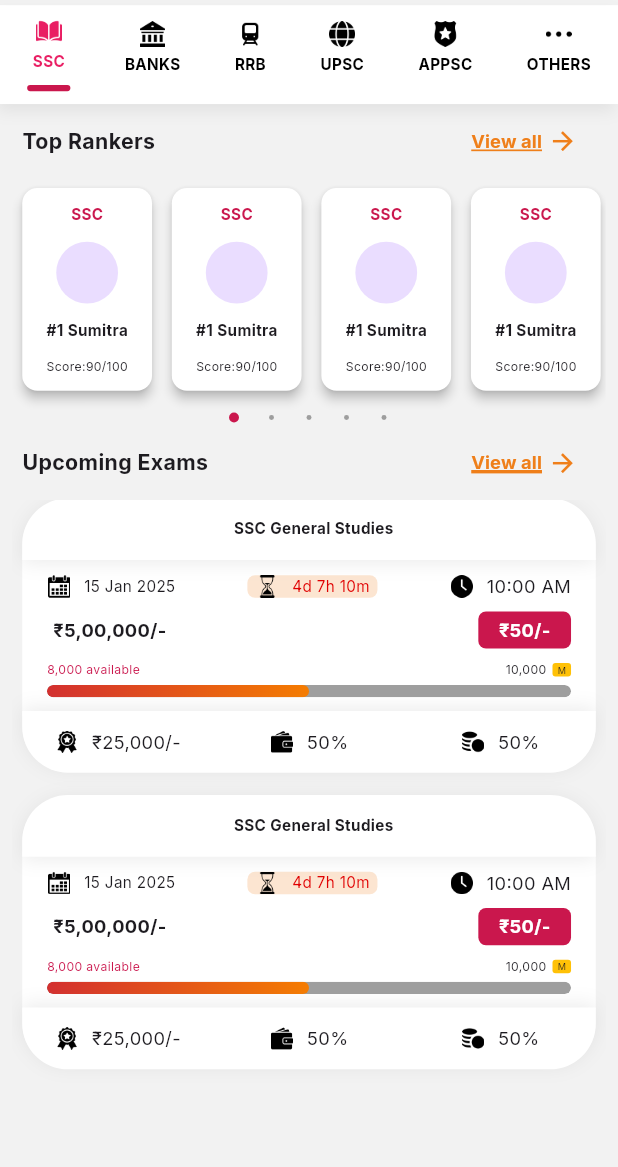
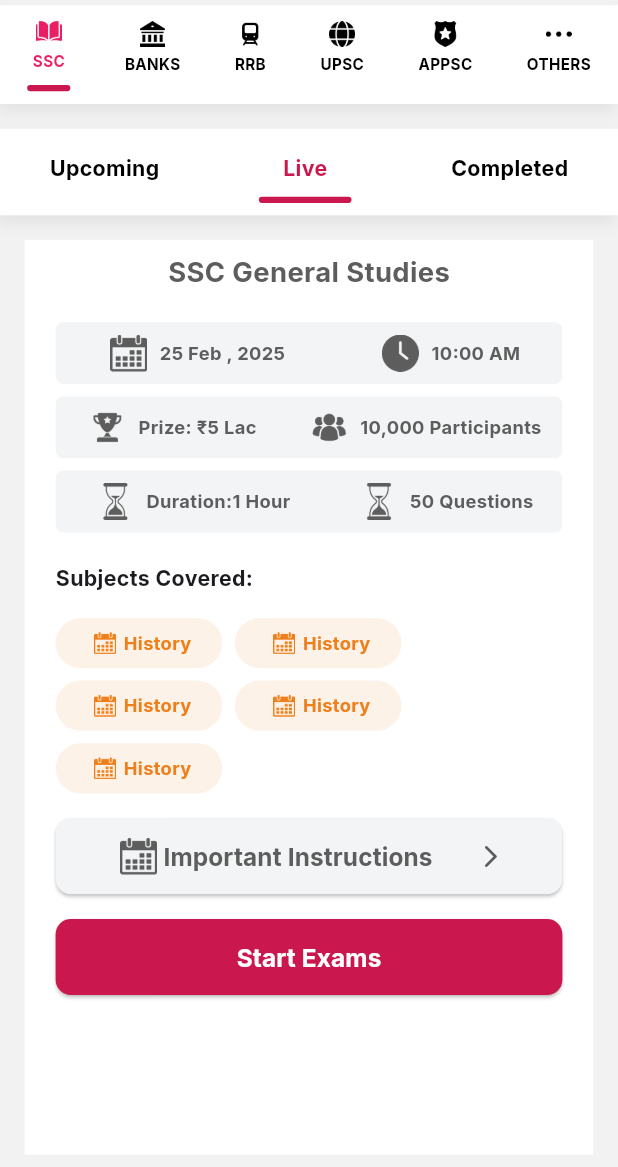
Before and after one commit to arun-kumar-bidila/demo-rankify, a Flutter app: the screen it shows after launch, on a phone screen of 412 x 824 dp, the part 69-1236 px from its top. Run offline on Flutter 3.47's test engine with Material 3 defaults, Android fonts, the phone set to English and light mode, and no system bars; drawn by our look-alikes of badges; our stand-ins replace another_carousel_pro, firebase_auth, firebase_core, flutter_keyboard_visibility, flutter_screenutil, google_fonts and 1 more; accounts and stored records are empty.

Commit message:
feat(myexams):completed upcoming and live pages

```diff
--- a/lib/common/widgets/custom_button.dart
+++ b/lib/common/widgets/custom_button.dart
@@ -33,7 +33,7 @@ class CustomButton extends StatelessWidget {
       ),
       child: Text(
         text,
-        style: TextStyle(fontSize: 16.sp, color: textColor),
+        style: TextStyle(fontSize: 16.sp, color: textColor,fontWeight: FontWeight.bold),
       ),
     );
   }
--- a/lib/constants/colors.dart
+++ b/lib/constants/colors.dart
@@ -1,14 +1,11 @@
 import 'package:flutter/material.dart';
 
-
 class GlobalColors {
-
-
-
   static const backgroundColor = Color(0xFFF2F2F2);
-  static const buttonColor =Color(0xFFCA174D);
-  static const inactivebuttonColor=Colors.white;
-  static const textBlack=Colors.black;
-  static const textWhite=Colors.white;
-  static const viewall=Color(0xFFEF7F1A);
+  static const buttonColor = Color(0xFFCA174D);
+  static const inactivebuttonColor = Colors.white;
+  static const textBlack = Colors.black;
+  static const textWhite = Colors.white;
+  static const viewall = Color(0xFFEF7F1A);
+  static const liveExamText = Color(0xFF5D5D5D);
 }
--- /dev/null
+++ b/lib/features/bottombar/tabs/myexams/screens/myexamspage.dart
@@ -0,0 +1,103 @@
+import 'package:flutter/material.dart';
+import 'package:flutter_screenutil/flutter_screenutil.dart';
+import 'package:rankify/constants/colors.dart';
+import 'package:rankify/features/bottombar/tabs/myexams/widgets/liveexamcard.dart';
+import 'package:rankify/features/dashboard/screens/examtabs/widgets/buildexamcard.dart';
+import 'package:rankify/utils/screen_size.dart';
+
+class Myexamspage extends StatefulWidget {
+  const Myexamspage({super.key});
+
+  @override
+  State<Myexamspage> createState() => _MyexamspageState();
+}
+
+class _MyexamspageState extends State<Myexamspage> {
+  int _page = 1;
+
+  List<Widget> MyExam = [
+    Buildexamcard(layoutheight: double.infinity),
+    Liveexamcard(),
+    Center(
+      child: Text("upcoming"),
+    )
+  ];
+
+  void updatepage(int page) {
+    setState(() {
+      _page = page;
+    });
+  }
+
+  @override
+  Widget build(BuildContext context) {
+    return Column(
+      children: [
+        Container(
+          decoration: BoxDecoration(color: Colors.white, boxShadow: [
+            BoxShadow(
+                color: Colors.grey.withOpacity(0.2),
+                blurRadius: 8,
+                offset: Offset(-2, 5))
+          ]),
+          padding: EdgeInsets.only(
+            top: Screensize.height * 0.02,
+            bottom: Screensize.height * 0.01,
+          ),
+          margin: EdgeInsets.only(
+            top: Screensize.height * 0.02,
+            bottom: Screensize.height * 0.02,
+          ),
+          width: double.infinity,
+          height: Screensize.height * 0.07,
+          child: Row(
+            mainAxisAlignment: MainAxisAlignment.spaceAround,
+            children: [
+              _buildMyExamItem(0, "Upcoming"),
+              _buildMyExamItem(1, "Live"),
+              _buildMyExamItem(2, "Completed")
+            ],
+          ),
+        ),
+        Expanded(
+          child: Container(
+            margin: EdgeInsets.only(
+              left: Screensize.width * 0.02,
+              right: Screensize.width * 0.02,
+              bottom: Screensize.height*0.01
+            ),
+            child: MyExam[_page],
+          ),
+        )
+      ],
+    );
+  }
+
+  Widget _buildMyExamItem(int index, String itemlabel) {
+    return InkWell(
+      onTap: () => updatepage(index),
+      child: Column(
+        mainAxisAlignment: MainAxisAlignment.spaceBetween,
+        children: [
+          Text(
+            itemlabel,
+            style: TextStyle(
+              fontWeight: FontWeight.bold,
+              fontSize: 14.sp,
+              color: _page == index ? GlobalColors.buttonColor : Colors.black,
+            ),
+          ),
+          if (_page == index) ...[
+            Container(
+              width: Screensize.width * 0.15,
+              height: Screensize.height * 0.005,
+              decoration: BoxDecoration(
+                  color: GlobalColors.buttonColor,
+                  borderRadius: BorderRadius.circular(5.r)),
+            )
+          ],
+        ],
+      ),
+    );
+  }
+}
--- /dev/null
+++ b/lib/features/bottombar/tabs/myexams/widgets/liveexamcard.dart
@@ -0,0 +1,223 @@
+import 'package:flutter/material.dart';
+import 'package:flutter_screenutil/flutter_screenutil.dart';
+import 'package:rankify/common/widgets/custom_button.dart';
+import 'package:rankify/constants/colors.dart';
+import 'package:rankify/utils/screen_size.dart';
+
+class Liveexamcard extends StatelessWidget {
+  const Liveexamcard({super.key});
+
+  @override
+  Widget build(BuildContext context) {
+    return Container(
+      margin: EdgeInsets.symmetric(horizontal: Screensize.width*0.02),
+      height: double.infinity,
+      color: Colors.white,
+      padding: EdgeInsets.only(
+        left: Screensize.width * 0.05,
+        right: Screensize.width * 0.05,
+        // top: Screensize.height * 0.01
+      ),
+      child: Column(
+        crossAxisAlignment: CrossAxisAlignment.start,
+        mainAxisSize: MainAxisSize.min,
+        children: [
+          Row(
+            mainAxisAlignment: MainAxisAlignment.center,
+            children: [
+              Padding(
+                padding:
+                    EdgeInsets.symmetric(vertical: Screensize.height * 0.01),
+                child: Text(
+                  "SSC General Studies",
+                  style: TextStyle(
+                    color: GlobalColors.liveExamText,
+                    fontSize: 18.sp,
+                    fontWeight: FontWeight.bold,
+                  ),
+                ),
+              )
+            ],
+          ),
+          Padding(
+            padding: EdgeInsets.symmetric(vertical: Screensize.height * 0.01),
+            child: Column(
+              mainAxisAlignment: MainAxisAlignment.spaceBetween,
+              children: [
+                _InfoItem("25 Feb , 2025", "icons/calendar.png", "10:00 AM",
+                    "icons/time.png"),
+                _InfoItem("Prize: ₹5 Lac", "icons/trophy.png",
+                    "10,000 Participants", "icons/group.png"),
+                _InfoItem("Duration:1 Hour", "icons/hour-glass.png",
+                    "50 Questions", "icons/hour-glass.png")
+              ],
+            ),
+          ),
+          Column(
+            crossAxisAlignment: CrossAxisAlignment.start,
+            mainAxisSize: MainAxisSize.min,
+            children: [
+              Padding(
+                padding:
+                    EdgeInsets.symmetric(vertical: Screensize.height * 0.01),
+                child: Text(
+                  "Subjects Covered:",
+                  style:
+                      TextStyle(fontSize: 14.sp, fontWeight: FontWeight.bold),
+                ),
+              ),
+              Padding(
+                padding:
+                    EdgeInsets.symmetric(vertical: Screensize.height * 0.01),
+                child: Wrap(
+                  spacing: Screensize.width * 0.02,
+                  runSpacing: Screensize.height * 0.01,
+                  children: [
+                    _subjectItem("icons/calendar.png", "History"),
+                    _subjectItem("icons/calendar.png", "History"),
+                    _subjectItem("icons/calendar.png", "History"),
+                    _subjectItem("icons/calendar.png", "History"),
+                    _subjectItem("icons/calendar.png", "History"),
+                  ],
+                ),
+              ),
+            ],
+          ),
+          Padding(
+            padding: EdgeInsets.symmetric(vertical: Screensize.height * 0.01),
+            child: ElevatedButton(
+                onPressed: () {},
+                style: ElevatedButton.styleFrom(
+                    minimumSize: Size(double.infinity, 50.h),
+                    backgroundColor: Color(0xFFF2F4F5),
+                    shape: RoundedRectangleBorder(
+                        borderRadius: BorderRadius.circular(10.r))),
+                child: Row(
+                  mainAxisAlignment: MainAxisAlignment.spaceAround,
+                  children: [
+                    Row(
+                      mainAxisAlignment: MainAxisAlignment.spaceBetween,
+                      children: [
+                        Image.asset(
+                          "icons/calendar.png",
+                          width: Screensize.width * 0.08,
+                          height: Screensize.height * 0.03,
+                          color: GlobalColors.liveExamText,
+                        ),
+                        Text(
+                          "Important Instructions",
+                          style: TextStyle(
+                            fontSize: 16.sp,
+                            color: GlobalColors.liveExamText,
+                            fontWeight: FontWeight.bold,
+                          ),
+                        )
+                      ],
+                    ),
+                    Icon(
+                      Icons.arrow_forward_ios_rounded,
+                      color: GlobalColors.liveExamText,
+                    )
+                  ],
+                )),
+          ),
+          Padding(
+            padding: EdgeInsets.symmetric(vertical: Screensize.height * 0.01),
+            child: CustomButton(
+              text: "Start Exams",
+              onTap: () {},
+              color: GlobalColors.buttonColor,
+              textColor: Colors.white,
+            ),
+          )
+        ],
+      ),
+    );
+  }
+
+  Widget _InfoItem(
+      String label_1, String imagePath_1, String lable_2, String imagePath_2) {
+    return Container(
+      width: double.infinity,
+      margin: EdgeInsets.symmetric(vertical: Screensize.height * 0.005),
+      padding: EdgeInsets.symmetric(vertical: Screensize.height * 0.01),
+      decoration: BoxDecoration(
+        borderRadius: BorderRadius.circular(5.r),
+        color: Color(0xFFF2F4F5),
+      ),
+      child: Row(
+        mainAxisAlignment: MainAxisAlignment.spaceAround,
+        children: [
+          Row(
+            children: [
+              Image.asset(
+                imagePath_1,
+                width: Screensize.width * 0.1,
+                height: Screensize.height * 0.03,
+                color: GlobalColors.liveExamText,
+              ),
+              Text(
+                label_1,
+                style: TextStyle(
+                  fontSize: 12.sp,
+                  color: GlobalColors.liveExamText,
+                  fontWeight: FontWeight.bold,
+                ),
+              )
+            ],
+          ),
+          Row(
+            children: [
+              Image.asset(
+                imagePath_2,
+                width: Screensize.width * 0.1,
+                height: Screensize.height * 0.03,
+                color: GlobalColors.liveExamText,
+              ),
+              Text(
+                lable_2,
+                style: TextStyle(
+                  fontSize: 12.sp,
+                  color: GlobalColors.liveExamText,
+                  fontWeight: FontWeight.bold,
+                ),
+              )
+            ],
+          )
+        ],
+      ),
+    );
+  }
+
+  Widget _subjectItem(String imagePath, String label) {
+    return Container(
+      padding: EdgeInsets.symmetric(
+        vertical: Screensize.height * 0.01,
+        horizontal: Screensize.width * 0.05,
+      ),
+      decoration: BoxDecoration(
+        color: Color(0xFFFDF2E8),
+        borderRadius: BorderRadius.circular(20.r),
+      ),
+      child: Row(
+        // mainAxisAlignment: MainAxisAlignment.spaceAround,
+        mainAxisSize: MainAxisSize.min,
+        children: [
+          Image.asset(
+            imagePath,
+            width: Screensize.width * 0.06,
+            height: Screensize.height * 0.018,
+            color: Color(0xFFEF7F1A),
+          ),
+          Text(
+            label,
+            style: TextStyle(
+                color: Color(0xFFEF7F1A),
+                fontSize: 12.sp,
+                fontWeight: FontWeight.bold),
+          )
+        ],
+      ),
+    );
+  }
+}
--- a/lib/features/dashboard/screens/dashboard.dart
+++ b/lib/features/dashboard/screens/dashboard.dart
@@ -1,11 +1,12 @@
 import 'package:flutter/material.dart';
 import 'package:flutter_screenutil/flutter_screenutil.dart';
 import 'package:rankify/constants/colors.dart';
-import 'package:rankify/features/home/screens/community.dart';
-import 'package:rankify/features/home/screens/experts.dart';
-import 'package:rankify/features/home/screens/homescreen.dart';
-import 'package:rankify/features/home/screens/latestranks.dart';
-import 'package:rankify/features/home/screens/myexams.dart';
+import 'package:rankify/features/bottombar/tabs/community/community.dart';
+import 'package:rankify/features/bottombar/tabs/myexams/screens/myexamspage.dart';
+import 'package:rankify/features/bottombar/tabs/rankifyexperts/experts.dart';
+import 'package:rankify/features/bottombar/tabs/home/homescreen.dart';
+// import 'package:rankify/features/bottombar/tabs/screens/latestranks.dart';
+// import 'package:rankify/features/home/screens/myexams.dart';
 import 'package:rankify/features/dashboard/widgets/appbar.dart';
 import 'package:rankify/features/dashboard/screens/examtabs/widgets/bottomappbar.dart';
 import 'package:rankify/features/dashboard/screens/examtabs/screens/appsc.dart';
@@ -52,17 +53,23 @@ class _DashboardState extends State<Dashboard> {
 
       //DashboardbodyScreen
 
-      body: Column(children: [
+      body: Container(
+        height: double.infinity,
+        child: Column(
+          children: [
+            Topbar(currentIndex: _page, onTap: updatePage),
 
-        Topbar(currentIndex: _page, onTap: updatePage),
-        pages[_page]
-      ]),
-
-      // //bottomnavigationbar
-      // bottomNavigationBar: CustomBottomNavBar(
-      //   currentIndex: _page,
-      //   onTap: updatePage,
-      // ),
+            Expanded(
+              child: Container(
+                height: double.infinity,
+                // color: Colors.amber,
+                child: Myexamspage(),
+              ),
+            )
+            // pages[_page]
+          ],
+        ),
+      ),
     );
   }
 }
--- a/lib/features/dashboard/screens/examtabs/screens/ssc.dart
+++ b/lib/features/dashboard/screens/examtabs/screens/ssc.dart
@@ -10,11 +10,13 @@ class Ssc extends StatelessWidget {
   Widget build(BuildContext context) {
     return Column(
       children: [
+
         //toprankers
         Toprankers(),
 
         //upcoming exams
         Upcomingexams()
+
       ],
     );
   }
--- a/lib/features/dashboard/widgets/topbar.dart
+++ b/lib/features/dashboard/widgets/topbar.dart
@@ -83,7 +83,7 @@ class _TopbarState extends State<Topbar> {
             // height: 5.h,
             height: Screensize.height * (0.01),
           ),
-            if(widget.currentIndex==index)...[
+          if (widget.currentIndex == index) ...[
             Column(
               mainAxisAlignment: MainAxisAlignment.end,
               children: [
@@ -98,7 +98,6 @@ class _TopbarState extends State<Topbar> {
               ],
             )
           ]
-
         ],
       ),
       // ),
--- a/lib/features/home/screens/latestranks.dart
+++ /dev/null
@@ -1,12 +0,0 @@
-import 'package:flutter/material.dart';
-
-class Latestranks extends StatelessWidget {
-  const Latestranks({super.key});
-
-  @override
-  Widget build(BuildContext context) {
-    return Center(
-      child: Text("This is Latestranks page"),
-    );
-  }
-}
--- a/lib/features/home/screens/myexams.dart
+++ /dev/null
@@ -1,12 +0,0 @@
-import 'package:flutter/material.dart';
-
-class Myexams extends StatelessWidget {
-  const Myexams({super.key});
-
-  @override
-  Widget build(BuildContext context) {
-    return Center(
-      child: Text("This is Myexams page"),
-    );
-  }
-}
```
Also changed, not shown: lib/features/bottombar/bottombar.dart (added), lib/features/bottombar/tabs/community/community.dart (renamed from lib/features/home/screens/community.dart), lib/features/bottombar/tabs/home/homescreen.dart (renamed from lib/features/home/screens/homescreen.dart), lib/features/bottombar/tabs/rankifyexperts/experts.dart (renamed from lib/features/home/screens/experts.dart). Lines whose indentation alone changed are shown as unchanged.
